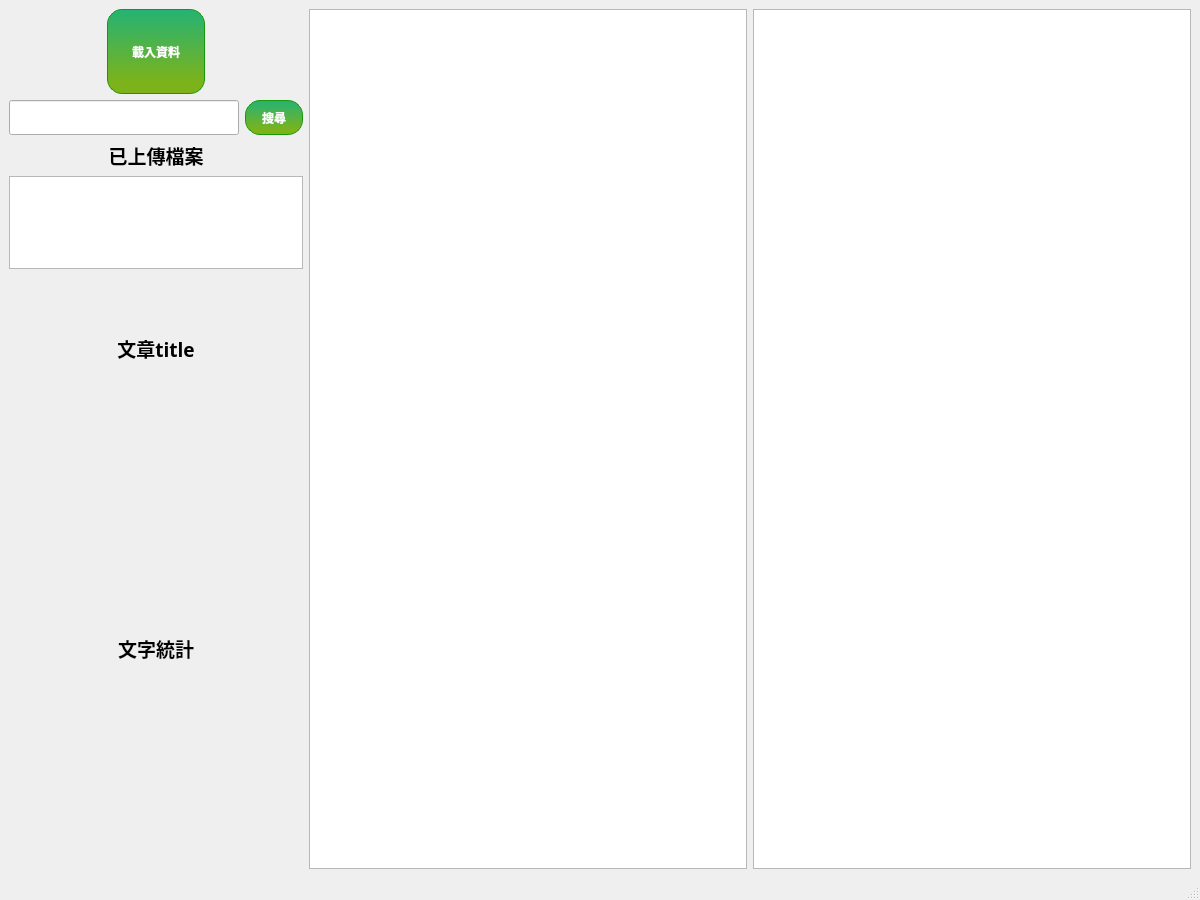
Jay22123/Search_Engine, file MainWindow.ui: the form before one commit.
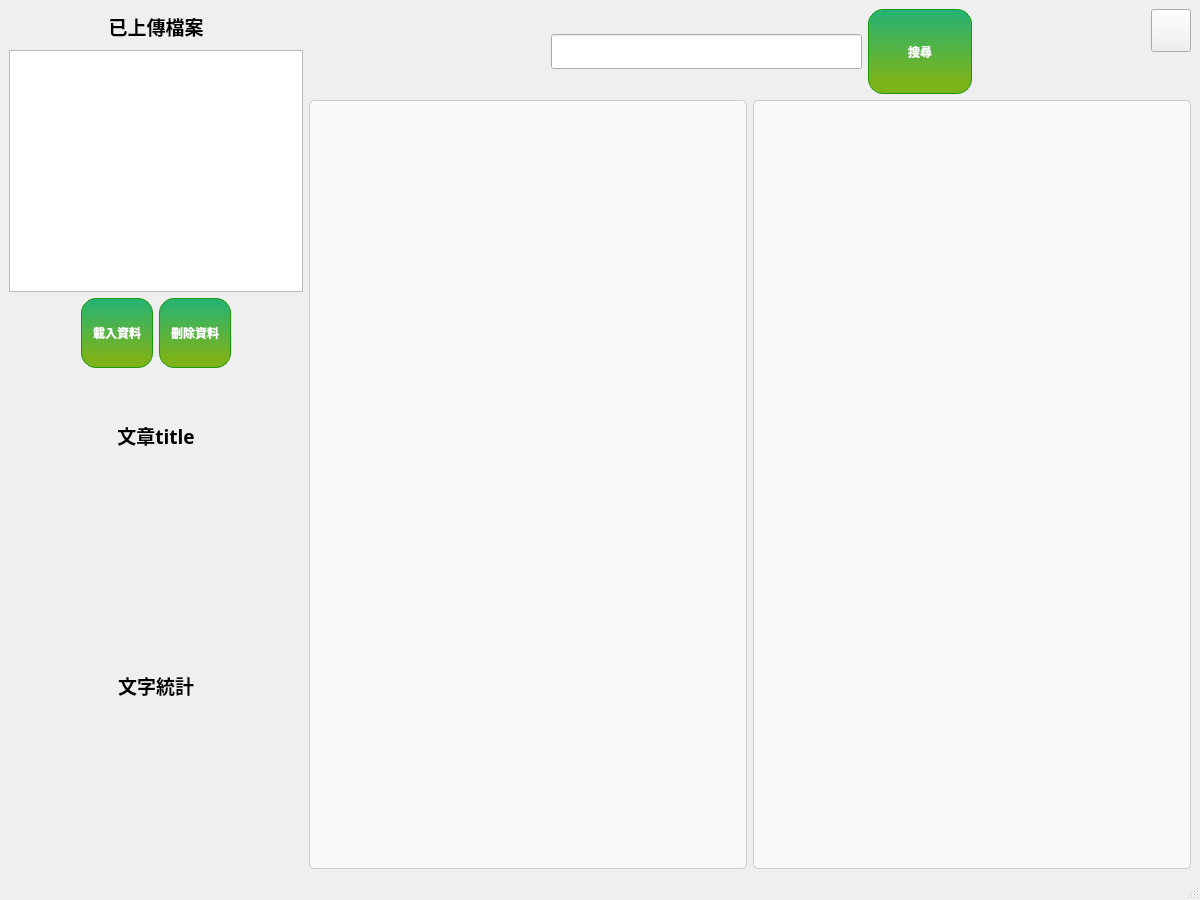
The form after the commit.

```diff
--- a/MainWindow.ui
+++ b/MainWindow.ui
@@ -18,9 +18,34 @@
     <item>
      <layout class="QHBoxLayout" name="horizontalLayout" stretch="1,3">
       <item>
-       <layout class="QVBoxLayout" name="verticalLayout" stretch="1,2,7">
+       <layout class="QVBoxLayout" name="verticalLayout" stretch="4,1,7">
         <item>
-         <layout class="QHBoxLayout" name="horizontalLayout_3" stretch="1,1,1">
+         <layout class="QVBoxLayout" name="verticalLayout_3" stretch="1,7">
+          <item>
+           <widget class="QLabel" name="label_4">
+            <property name="font">
+             <font>
+              <family>微軟正黑體</family>
+              <pointsize>14</pointsize>
+              <weight>75</weight>
+              <bold>true</bold>
+             </font>
+            </property>
+            <property name="text">
+             <string>已上傳檔案</string>
+            </property>
+            <property name="alignment">
+             <set>Qt::AlignCenter</set>
+            </property>
+           </widget>
+          </item>
+          <item>
+           <widget class="QListWidget" name="file_list"/>
+          </item>
+         </layout>
+        </item>
+        <item>
+         <layout class="QHBoxLayout" name="horizontalLayout_3" stretch="1,1,1,1">
           <item>
            <spacer name="horizontalSpacer_2">
             <property name="orientation">
@@ -94,6 +119,58 @@
             </property>
            </widget>
           </item>
+          <item>
+           <widget class="QPushButton" name="Delete">
+            <property name="sizePolicy">
+             <sizepolicy hsizetype="Preferred" vsizetype="Preferred">
+              <horstretch>0</horstretch>
+              <verstretch>0</verstretch>
+             </sizepolicy>
+            </property>
+            <property name="styleSheet">
+             <string notr="true"> QPushButton {
+                border: 1px solid #199909;
+                border-radius: 15px;
+                color: white;
+                font: bold;
+                padding-left:10px;
+                padding-right:10px;
+                background-color: qlineargradient(x1: 0, y1: 0, x2: 0, y2: 0.86,stop: 0 #24B375, stop: 1 #7CB31B);
+               
+            }
+            QPushButton:hover {
+                background-color: #6A4005;
+                border: 7px dashed #09940E;
+                border-radius: 15px;
+                padding-left:10px;
+                padding-right:10px;
+                color: white;
+                font: bold;
+                background-color: qlineargradient(x1: 0, y1: 0, x2: 0, y2: 0.86,stop: 0 #24B375, stop: 1 #7CB31B);
+            }
+            QPushButton:pressed {
+                border: 1px solid #333333;
+                background-color: #127005;
+                padding-left:10px;
+                padding-right:10px;
+                color: white;
+                font: bold;
+                background-color: qlineargradient(x1: 0, y1: 0, x2: 0, y2: 0.67, stop: 0 #127005, stop: 1 #127005);
+            }
+             QPushButton:checked {
+                border: 1px solid #333333;
+                padding-left:10px;
+                padding-right:10px;
+                color: white;
+                font: bold;
+            }
+</string>
+            </property>
+            <property name="text">
+             <string>刪除資料</string>
+            </property>
+           </widget>
+          </item>
           <item>
            <spacer name="horizontalSpacer_3">
             <property name="orientation">
@@ -109,113 +186,6 @@
           </item>
          </layout>
         </item>
-        <item>
-         <layout class="QVBoxLayout" name="verticalLayout_3" stretch="1,1,0">
-          <item>
-           <layout class="QHBoxLayout" name="horizontalLayout_2" stretch="8,2">
-            <item>
-             <widget class="QLineEdit" name="lineEdit">
-              <property name="sizePolicy">
-               <sizepolicy hsizetype="Preferred" vsizetype="Fixed">
-                <horstretch>0</horstretch>
-                <verstretch>0</verstretch>
-               </sizepolicy>
-              </property>
-              <property name="font">
-               <font>
-                <family>微軟正黑體</family>
-                <pointsize>14</pointsize>
-                <weight>75</weight>
-                <bold>true</bold>
-               </font>
-              </property>
-             </widget>
-            </item>
-            <item>
-             <widget class="QPushButton" name="Search">
-              <property name="sizePolicy">
-               <sizepolicy hsizetype="Preferred" vsizetype="Preferred">
-                <horstretch>0</horstretch>
-                <verstretch>0</verstretch>
-               </sizepolicy>
-              </property>
-              <property name="font">
-               <font>
-                <family>Adobe Devanagari</family>
-                <weight>75</weight>
-                <italic>false</italic>
-                <bold>true</bold>
-               </font>
-              </property>
-              <property name="styleSheet">
-               <string notr="true"> QPushButton {
-                border: 1px solid #199909;
-                border-radius: 15px;
-                color: white;
-                font: bold;
-                padding-left:10px;
-                padding-right:10px;
-                background-color: qlineargradient(x1: 0, y1: 0, x2: 0, y2: 0.86,stop: 0 #24B375, stop: 1 #7CB31B);
-               
-            }
-            QPushButton:hover {
-                background-color: #6A4005;
-                border: 7px dashed #09940E;
-                border-radius: 15px;
-                padding-left:10px;
-                padding-right:10px;
-                color: white;
-                font: bold;
-                background-color: qlineargradient(x1: 0, y1: 0, x2: 0, y2: 0.86,stop: 0 #24B375, stop: 1 #7CB31B);
-            }
-            QPushButton:pressed {
-                border: 1px solid #333333;
-                background-color: #127005;
-                padding-left:10px;
-                padding-right:10px;
-                color: white;
-                font: bold;
-                background-color: qlineargradient(x1: 0, y1: 0, x2: 0, y2: 0.67, stop: 0 #127005, stop: 1 #127005);
-            }
-             QPushButton:checked {
-                border: 1px solid #333333;
-                padding-left:10px;
-                padding-right:10px;
-                color: white;
-                font: bold;
-            }
-</string>
-              </property>
-              <property name="text">
-               <string>搜尋</string>
-              </property>
-             </widget>
-            </item>
-           </layout>
-          </item>
-          <item>
-           <widget class="QLabel" name="label_4">
-            <property name="font">
-             <font>
-              <family>微軟正黑體</family>
-              <pointsize>14</pointsize>
-              <weight>75</weight>
-              <bold>true</bold>
-             </font>
-            </property>
-            <property name="text">
-             <string>已上傳檔案</string>
-            </property>
-            <property name="alignment">
-             <set>Qt::AlignCenter</set>
-            </property>
-           </widget>
-          </item>
-          <item>
-           <widget class="QListWidget" name="file_list"/>
-          </item>
-         </layout>
-        </item>
         <item>
          <layout class="QHBoxLayout" name="horizontalLayout_4" stretch="1">
           <item>
@@ -272,18 +242,179 @@
        </layout>
       </item>
       <item>
+       <layout class="QVBoxLayout" name="verticalLayout_6" stretch="1,9">
+        <item>
+         <layout class="QHBoxLayout" name="horizontalLayout_2" stretch="7,9,3,5,1">
+          <item>
+           <spacer name="horizontalSpacer_4">
+            <property name="orientation">
+             <enum>Qt::Horizontal</enum>
+            </property>
+            <property name="sizeHint" stdset="0">
+             <size>
+              <width>40</width>
+              <height>20</height>
+             </size>
+            </property>
+           </spacer>
+          </item>
+          <item>
+           <widget class="QLineEdit" name="lineEdit">
+            <property name="sizePolicy">
+             <sizepolicy hsizetype="Preferred" vsizetype="Fixed">
+              <horstretch>0</horstretch>
+              <verstretch>0</verstretch>
+             </sizepolicy>
+            </property>
+            <property name="font">
+             <font>
+              <family>微軟正黑體</family>
+              <pointsize>14</pointsize>
+              <weight>75</weight>
+              <bold>true</bold>
+             </font>
+            </property>
+           </widget>
+          </item>
+          <item>
+           <widget class="QPushButton" name="Search">
+            <property name="sizePolicy">
+             <sizepolicy hsizetype="Preferred" vsizetype="Preferred">
+              <horstretch>0</horstretch>
+              <verstretch>0</verstretch>
+             </sizepolicy>
+            </property>
+            <property name="font">
+             <font>
+              <family>Adobe Devanagari</family>
+              <weight>75</weight>
+              <italic>false</italic>
+              <bold>true</bold>
+             </font>
+            </property>
+            <property name="styleSheet">
+             <string notr="true"> QPushButton {
+                border: 1px solid #199909;
+                border-radius: 15px;
+                color: white;
+                font: bold;
+                padding-left:10px;
+                padding-right:10px;
+                background-color: qlineargradient(x1: 0, y1: 0, x2: 0, y2: 0.86,stop: 0 #24B375, stop: 1 #7CB31B);
+               
+            }
+            QPushButton:hover {
+                background-color: #6A4005;
+                border: 7px dashed #09940E;
+                border-radius: 15px;
+                padding-left:10px;
+                padding-right:10px;
+                color: white;
+                font: bold;
+                background-color: qlineargradient(x1: 0, y1: 0, x2: 0, y2: 0.86,stop: 0 #24B375, stop: 1 #7CB31B);
+            }
+            QPushButton:pressed {
+                border: 1px solid #333333;
+                background-color: #127005;
+                padding-left:10px;
+                padding-right:10px;
+                color: white;
+                font: bold;
+                background-color: qlineargradient(x1: 0, y1: 0, x2: 0, y2: 0.67, stop: 0 #127005, stop: 1 #127005);
+            }
+             QPushButton:checked {
+                border: 1px solid #333333;
+                padding-left:10px;
+                padding-right:10px;
+                color: white;
+                font: bold;
+            }
+</string>
+            </property>
+            <property name="text">
+             <string>搜尋</string>
+            </property>
+           </widget>
+          </item>
+          <item>
+           <spacer name="horizontalSpacer">
+            <property name="orientation">
+             <enum>Qt::Horizontal</enum>
+            </property>
+            <property name="sizeHint" stdset="0">
+             <size>
+              <width>40</width>
+              <height>20</height>
+             </size>
+            </property>
+           </spacer>
+          </item>
+          <item>
+           <layout class="QVBoxLayout" name="verticalLayout_2" stretch="1,1">
+            <item>
+             <widget class="QPushButton" name="Exit">
+              <property name="sizePolicy">
+               <sizepolicy hsizetype="Preferred" vsizetype="Preferred">
+                <horstretch>0</horstretch>
+                <verstretch>0</verstretch>
+               </sizepolicy>
+              </property>
+              <property name="text">
+               <string/>
+              </property>
+             </widget>
+            </item>
+            <item>
+             <spacer name="verticalSpacer">
+              <property name="orientation">
+               <enum>Qt::Vertical</enum>
+              </property>
+              <property name="sizeHint" stdset="0">
+               <size>
+                <width>20</width>
+                <height>40</height>
+               </size>
+              </property>
+             </spacer>
+            </item>
+           </layout>
+          </item>
+         </layout>
+        </item>
+        <item>
        <layout class="QHBoxLayout" name="horizontalLayout_5">
         <item>
-         <layout class="QVBoxLayout" name="verticalLayout_4">
+           <layout class="QHBoxLayout" name="horizontalLayout_7" stretch="1,1">
           <item>
-           <widget class="QTextEdit" name="textEdit"/>
-          </item>
-         </layout>
-        </item>
-        <item>
-         <layout class="QVBoxLayout" name="verticalLayout_2">
-          <item>
-           <widget class="QTextEdit" name="textEdit_2"/>
+             <widget class="QTextEdit" name="textEdit">
+              <property name="styleSheet">
+               <string notr="true">QTextEdit {
+                background-color: rgba(255, 255, 255, 180); 
+                border: 1px solid #ccc;
+                color: black; /* 設定文字顏色 */
+                font-size: 24px;
+			    font-weight: bold; /* 設定字體粗體 */
+                border-radius: 5px;
+            }</string>
+              </property>
+             </widget>
+            </item>
+            <item>
+             <widget class="QTextEdit" name="textEdit_2">
+              <property name="styleSheet">
+               <string notr="true">QTextEdit {
+                background-color: rgba(255, 255, 255, 180); 
+                border: 1px solid #ccc;
+                color:black; /* 設定文字顏色 */
+                font-size: 24px;
+			    font-weight: bold; 
+                border-radius: 5px;
+            }
+</string>
+              </property>
+             </widget>
+            </item>
+           </layout>
           </item>
          </layout>
         </item>
```
Left out of the diff: 2 changed lines with no effect on the pictures. Lines whose indentation alone changed are shown as unchanged.
